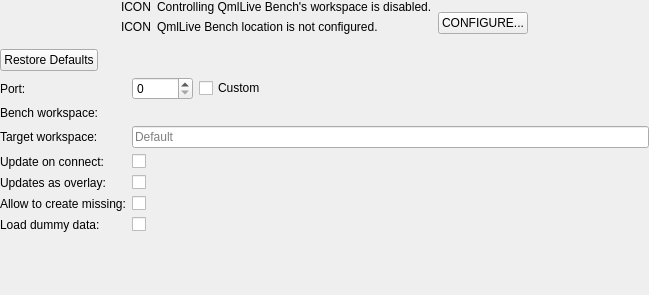
This is src/plugins/mer/merrunconfigurationaspectqmllivedetailswidget.ui in sailfishos/sailfish-qtcreator as Qt 5 draws it before an edit. The edited form follows.
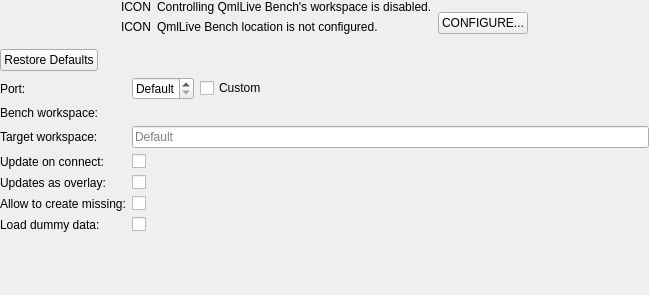
This is the edited form. Custom widgets are drawn as their Qt base class.

Commit message: Mer: Set specialValueText to the QmlLive port spin box

The edit to the form file:
```diff
--- a/src/plugins/mer/merrunconfigurationaspectqmllivedetailswidget.ui
+++ b/src/plugins/mer/merrunconfigurationaspectqmllivedetailswidget.ui
@@ -139,6 +139,9 @@
            <verstretch>0</verstretch>
           </sizepolicy>
          </property>
+         <property name="specialValueText">
+          <string>Default</string>
+         </property>
          <property name="minimum">
           <number>0</number>
          </property>
```
